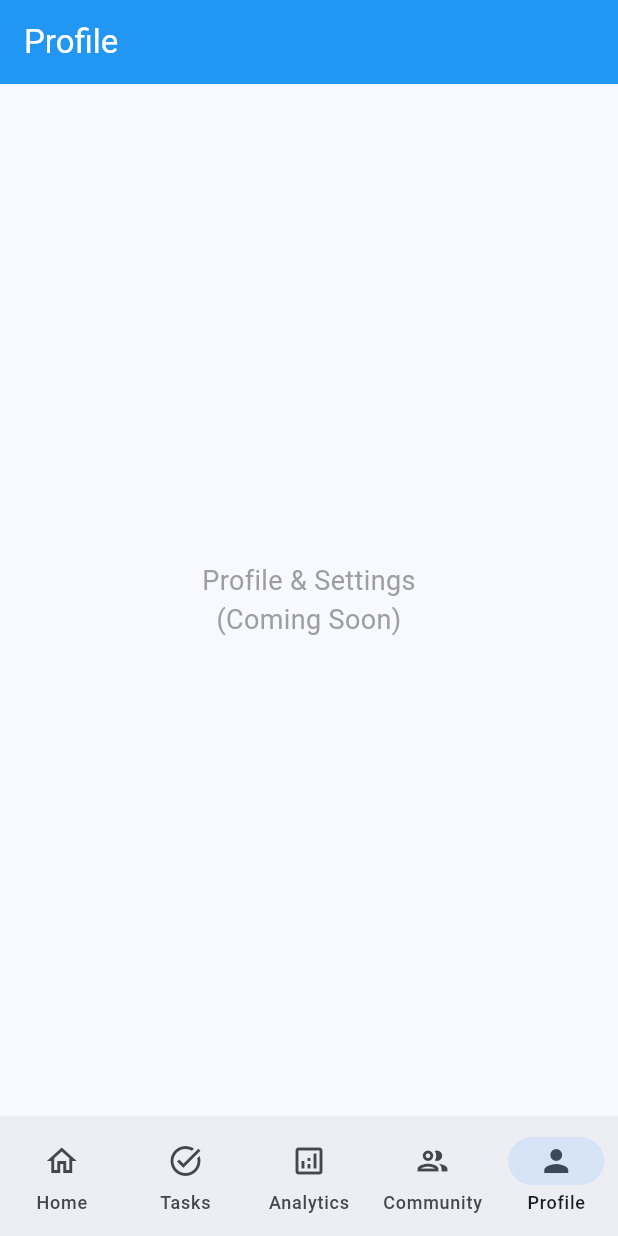
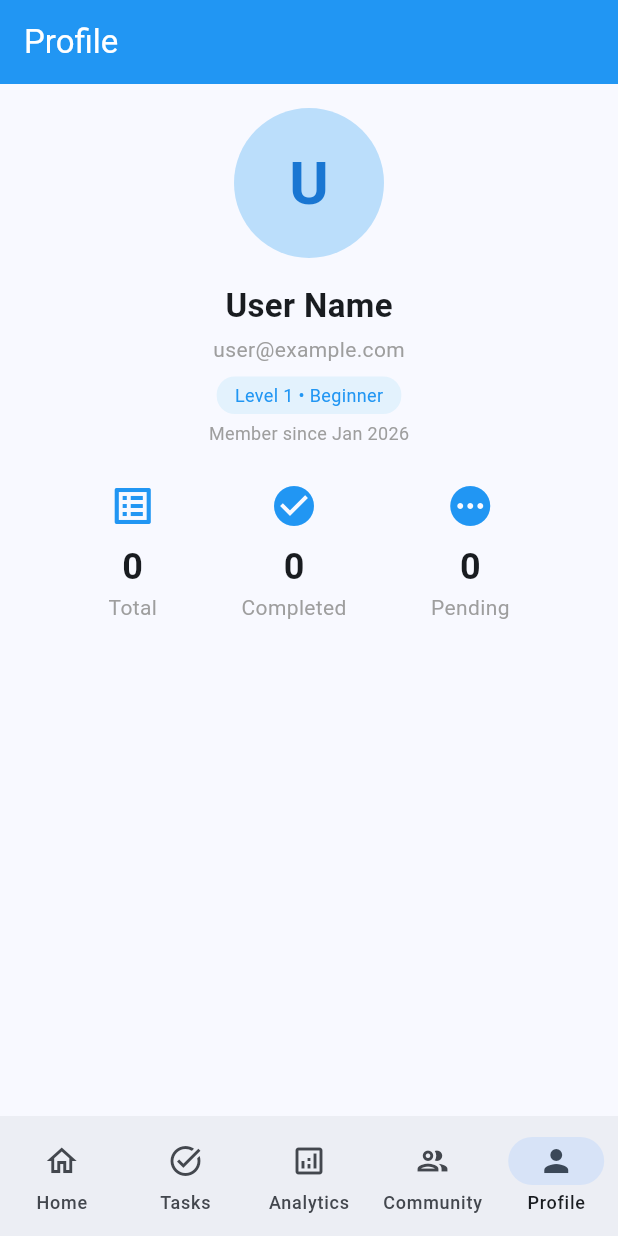
Before and after one commit to D1pesh/Task_Cue, a Flutter app: the screen it shows after launch, item 5 of the bottom bar chosen, on a phone screen of 412 x 824 dp. Run offline on Flutter 3.47's test engine with Material 3 defaults, Android fonts, the phone set to English and light mode, and no system bars.

Commit message:
Add profile screen with user info and statistics

```diff
--- a/lib/screens/profile_screen.dart
+++ b/lib/screens/profile_screen.dart
@@ -1,23 +1,89 @@
 import 'package:flutter/material.dart';
+import 'package:provider/provider.dart';
+import '../providers/task_provider.dart';
 
 class ProfileScreen extends StatelessWidget {
   const ProfileScreen({super.key});
 
   @override
   Widget build(BuildContext context) {
+    final taskProvider = Provider.of<TaskProvider>(context);
+
     return Scaffold(
       appBar: AppBar(
         title: const Text('Profile'),
         backgroundColor: Colors.blue,
         foregroundColor: Colors.white,
       ),
-      body: const Center(
-        child: Text(
-          'Profile & Settings\n(Coming Soon)',
-          textAlign: TextAlign.center,
-          style: TextStyle(fontSize: 18, color: Colors.grey),
+      body: Padding(
+        padding: const EdgeInsets.all(16),
+        child: Column(
+          children: [
+            // Profile Header
+            CircleAvatar(
+              radius: 50,
+              backgroundColor: Colors.blue.shade100,
+              child: Text(
+                'U',
+                style: TextStyle(
+                  fontSize: 40,
+                  fontWeight: FontWeight.bold,
+                  color: Colors.blue.shade700,
+                ),
+              ),
+            ),
+            const SizedBox(height: 16),
+            const Text(
+              'User Name',
+              style: TextStyle(fontSize: 22, fontWeight: FontWeight.bold),
+            ),
+            const SizedBox(height: 4),
+            const Text(
+              'user@example.com',
+              style: TextStyle(fontSize: 14, color: Colors.grey),
+            ),
+            const SizedBox(height: 8),
+            Container(
+              padding: const EdgeInsets.symmetric(horizontal: 12, vertical: 4),
+              decoration: BoxDecoration(
+                color: Colors.blue.shade50,
+                borderRadius: BorderRadius.circular(12),
+              ),
+              child: const Text(
+                'Level 1 • Beginner',
+                style: TextStyle(fontSize: 12, color: Colors.blue),
+              ),
+            ),
+            const SizedBox(height: 4),
+            const Text(
+              'Member since Jan 2026',
+              style: TextStyle(fontSize: 12, color: Colors.grey),
+            ),
+            const SizedBox(height: 24),
+
+            // Stats Row
+            Row(
+              mainAxisAlignment: MainAxisAlignment.spaceEvenly,
+              children: [
+                _buildStatItem('Total', taskProvider.tasks.length, Icons.list_alt),
+                _buildStatItem('Completed', taskProvider.completedCount, Icons.check_circle),
+                _buildStatItem('Pending', taskProvider.pendingCount, Icons.pending),
+              ],
+            ),
+          ],
         ),
       ),
     );
   }
+
+  Widget _buildStatItem(String label, int value, IconData icon) {
+    return Column(
+      children: [
+        Icon(icon, size: 32, color: Colors.blue),
+        const SizedBox(height: 8),
+        Text(value.toString(), style: const TextStyle(fontSize: 24, fontWeight: FontWeight.bold)),
+        Text(label, style: const TextStyle(color: Colors.grey)),
+      ],
+    );
+  }
 }
```
